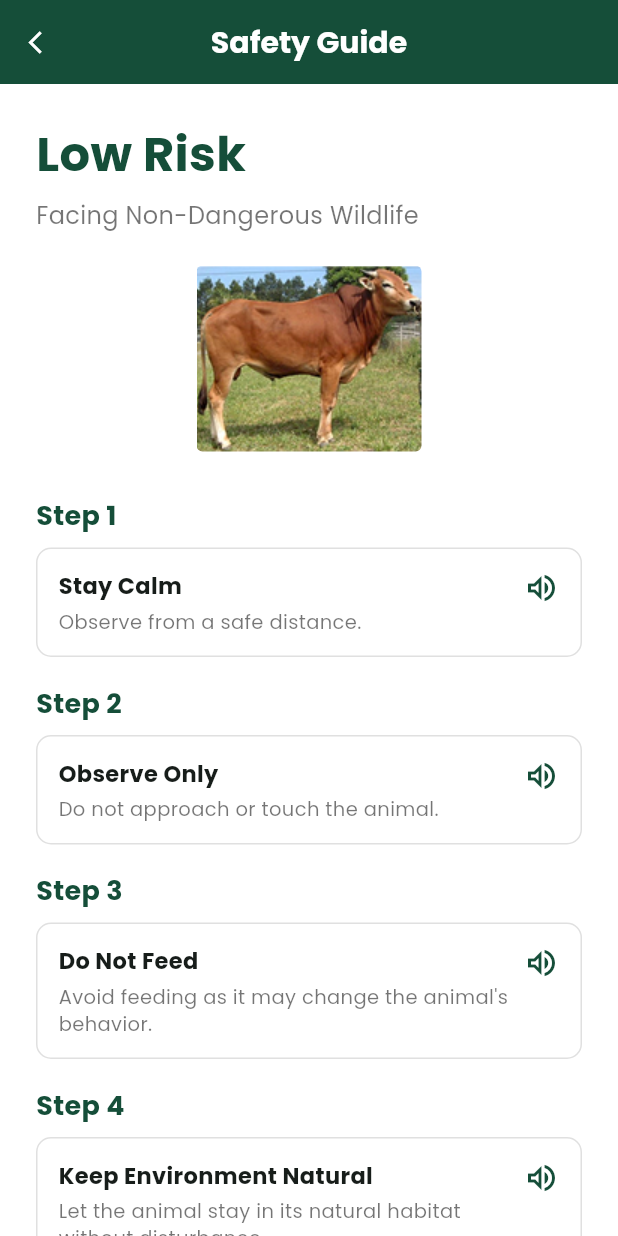
After one commit to RidhoS22/Bhuwana_Guard_Mobile, a Flutter app: the RiskDetailPage screen opened directly, on a phone screen of 412 x 824 dp. The commit adds this screen. Run offline on Flutter 3.47's test engine with Material 3 defaults, Android fonts, the phone set to English and light mode, and no system bars; our stand-ins replace flutter_map, google_maps_flutter, latlong2; network calls fail.

Commit message:
menambahkan page safety guide dan UI

```diff
--- /dev/null
+++ b/lib/features/safety_guide/safety_guide_page.dart
@@ -0,0 +1,525 @@
+import 'package:flutter/material.dart';
+
+class SafetyGuidePage extends StatelessWidget {
+  const SafetyGuidePage({super.key});
+
+  @override
+  Widget build(BuildContext context) {
+    const darkGreen = Color(0xFF154E39);
+
+    return Scaffold(
+      backgroundColor: Colors.white,
+
+      appBar: AppBar(
+        backgroundColor: darkGreen,
+        elevation: 0,
+        centerTitle: true,
+        leading: IconButton(
+          icon: const Icon(
+            Icons.arrow_back_ios,
+            color: Colors.white,
+            size: 18,
+          ),
+          onPressed: () => Navigator.pop(context),
+        ),
+        title: const Text(
+          "Safety Guide",
+          style: TextStyle(
+            fontFamily: 'Poppins',
+            color: Colors.white,
+            fontWeight: FontWeight.w700,
+            fontSize: 20,
+          ),
+        ),
+      ),
+
+      body: ListView(
+        padding: const EdgeInsets.all(20),
+        children: [
+          const Text(
+            "Facing Wildlife",
+            style: TextStyle(
+              fontFamily: 'Poppins',
+              fontWeight: FontWeight.w700,
+              fontSize: 24,
+              color: Colors.black,
+            ),
+          ),
+
+          const SizedBox(height: 25),
+
+          _buildRiskTile(
+            context,
+            title: "Low Risk",
+            subtitle: "Condition : Harmless Animal",
+            page: const LowRiskPage(),
+          ),
+
+          _buildRiskTile(
+            context,
+            title: "Medium Risk",
+            subtitle: "Condition : Animals can attack if threatened",
+            page: const MediumRiskPage(),
+          ),
+
+          _buildRiskTile(
+            context,
+            title: "High Risk",
+            subtitle:
+                "Condition : animals has the potential to cause serious harm",
+            page: const HighRiskPage(),
+          ),
+
+          _buildRiskTile(
+            context,
+            title: "Extreme Risk",
+            subtitle: "Condition : Already attacking",
+            page: const ExtremeRiskPage(),
+          ),
+        ],
+      ),
+    );
+  }
+
+  Widget _buildRiskTile(
+    BuildContext context, {
+    required String title,
+    required String subtitle,
+    required Widget page,
+  }) {
+    return Padding(
+      padding: const EdgeInsets.only(bottom: 18),
+
+      child: InkWell(
+        borderRadius: BorderRadius.circular(14),
+
+        onTap: () {
+          Navigator.push(
+            context,
+            MaterialPageRoute(builder: (_) => page),
+          );
+        },
+
+        child: Container(
+          padding: const EdgeInsets.all(18),
+
+          decoration: BoxDecoration(
+            border: Border.all(color: Colors.grey.shade300),
+            borderRadius: BorderRadius.circular(14),
+          ),
+
+          child: Row(
+            children: [
+              const Icon(Icons.arrow_forward_ios, size: 16),
+
+              const SizedBox(width: 14),
+
+              Expanded(
+                child: Column(
+                  crossAxisAlignment: CrossAxisAlignment.start,
+
+                  children: [
+                    Text(
+                      title,
+                      style: const TextStyle(
+                        fontFamily: 'Poppins',
+                        fontWeight: FontWeight.w700,
+                        fontSize: 18,
+                      ),
+                    ),
+
+                    const SizedBox(height: 4),
+
+                    Text(
+                      subtitle,
+                      style: const TextStyle(
+                        fontFamily: 'Poppins',
+                        fontSize: 13,
+                        color: Colors.grey,
+                        fontWeight: FontWeight.w500,
+                      ),
+                    ),
+                  ],
+                ),
+              ),
+            ],
+          ),
+        ),
+      ),
+    );
+  }
+}
+
+class LowRiskPage extends StatelessWidget {
+  const LowRiskPage({super.key});
+
+  @override
+  Widget build(BuildContext context) {
+    return const RiskDetailPage(
+      title: "Low Risk",
+      subtitle: "Facing Non-Dangerous Wildlife",
+      image: "assets/images/cow.png",
+
+      steps: [
+        {
+          "step": "Step 1",
+          "title": "Stay Calm",
+          "desc": "Observe from a safe distance."
+        },
+        {
+          "step": "Step 2",
+          "title": "Observe Only",
+          "desc": "Do not approach or touch the animal."
+        },
+        {
+          "step": "Step 3",
+          "title": "Do Not Feed",
+          "desc":
+              "Avoid feeding as it may change the animal's behavior."
+        },
+        {
+          "step": "Step 4",
+          "title": "Keep Environment Natural",
+          "desc": "Let the animal stay in its natural habitat without disturbance."
+        },
+      ],
+    );
+  }
+}
+
+class MediumRiskPage extends StatelessWidget {
+  const MediumRiskPage({super.key});
+
+  @override
+  Widget build(BuildContext context) {
+    return const RiskDetailPage(
+      title: "Medium Risk",
+      subtitle: "Facing Potentially Aggressive Wildlife",
+      image: "assets/images/monkey.png",
+
+      steps: [
+        {
+          "step": "Step 1",
+          "title": "Stay Calm",
+          "desc": "Observe from a safe distance."
+        },
+        {
+          "step": "Step 2",
+          "title": "Keep Your Distance",
+          "desc": "Maintain a distance of at least 5 meters."
+        },
+        {
+          "step": "Step 3",
+          "title": "Avoid Eye Contact",
+          "desc":
+              "Do not look directly at the animal and do not make sudden movements."
+        },
+        {
+          "step": "Step 4",
+          "title": "Slowly Move Back",
+          "desc": "Move away slowly without turning your back on the animal."
+        },
+      ],
+    );
+  }
+}
+
+class HighRiskPage extends StatelessWidget {
+  const HighRiskPage({super.key});
+
+  @override
+  Widget build(BuildContext context) {
+    return const RiskDetailPage(
+      title: "High Risk",
+      subtitle: "Facing Dangerous Wildlife",
+      image: "assets/images/tiger.png",
+
+      steps: [
+        {
+          "step": "Step 1",
+          "title": "Stay Calm",
+          "desc": "Observe from a safe distance."
+        },
+        {
+          "step": "Step 2",
+          "title": "Keep Your Distance",
+          "desc": "Be aware of the animal's movement."
+        },
+        {
+          "step": "Step 3",
+          "title": "Find Safe Shelter",
+          "desc":
+              "Move to a secure place (building or vehicle)."
+        },
+        {
+          "step": "Step 4",
+          "title": "Call Authorities",
+          "desc": "Contact wildlife rescue or emergency services immediately"
+        },
+      ],
+    );
+  }
+}
+
+class ExtremeRiskPage extends StatelessWidget {
+  const ExtremeRiskPage({super.key});
+
+  @override
+  Widget build(BuildContext context) {
+    return const RiskDetailPage(
+      title: "Extreme Risk",
+      subtitle: "Critical Wildlife Situation",
+      image: "assets/images/snake.png",
+
+      steps: [
+        {
+          "step": "Step 1",
+          "title": "Stay Calm",
+          "desc": "Observe from a safe distance."
+        },
+        {
+          "step": "Step 2",
+          "title": "Evacuate Immediately",
+          "desc": "Leave the area as quickly as possible."
+        },
+        {
+          "step": "Step 3",
+          "title": "Enter Secure Location",
+          "desc":
+              "Get inside a closed and safe space."
+        },
+        {
+          "step": "Step 4",
+          "title": "Trigger Emergency Call",
+          "desc": "Contact wildlife rescue or emergency services immediately"
+        },
+      ],
+    );
+  }
+}
+
+class RiskDetailPage extends StatelessWidget {
+  final String title;
+  final String subtitle;
+  final String image;
+  final List<Map<String, String>> steps;
+
+  const RiskDetailPage({
+    super.key,
+    required this.title,
+    required this.subtitle,
+    required this.image,
+    required this.steps,
+  });
+
+  @override
+  Widget build(BuildContext context) {
+    const darkGreen = Color(0xFF154E39);
+
+    return Scaffold(
+      backgroundColor: Colors.white,
+
+      appBar: AppBar(
+        backgroundColor: darkGreen,
+        elevation: 0,
+        centerTitle: true,
+        leading: IconButton(
+          icon: const Icon(
+            Icons.arrow_back_ios,
+            color: Colors.white,
+            size: 18,
+          ),
+          onPressed: () => Navigator.pop(context),
+        ),
+        title: const Text(
+          "Safety Guide",
+          style: TextStyle(
+            fontFamily: 'Poppins',
+            color: Colors.white,
+            fontWeight: FontWeight.w700,
+            fontSize: 20,
+          ),
+        ),
+      ),
+
+      body: SingleChildScrollView(
+        child: Padding(
+          padding: const EdgeInsets.symmetric(
+            horizontal: 24,
+            vertical: 24,
+          ),
+
+          child: Column(
+            crossAxisAlignment: CrossAxisAlignment.start,
+
+            children: [
+              Text(
+                title,
+                style: const TextStyle(
+                  fontFamily: 'Poppins',
+                  fontSize: 32,
+                  fontWeight: FontWeight.w700,
+                  color: darkGreen,
+                ),
+              ),
+
+              const SizedBox(height: 6),
+
+              Text(
+                subtitle,
+                style: const TextStyle(
+                  fontFamily: 'Poppins',
+                  fontSize: 16,
+                  color: Colors.black54,
+                  fontWeight: FontWeight.w500,
+                ),
+              ),
+
+              const SizedBox(height: 22),
+
+              Center(
+                child: ClipRRect(
+                  borderRadius: BorderRadius.circular(4),
+                  child: Image.asset(
+                    image,
+                    width: image.contains('cow') ? 150 : 149,
+                    height: image.contains('cow') ? 124 : 121,
+                    fit: BoxFit.cover,
+                  ),
+                ),
+              ),
+
+              const SizedBox(height: 30),
+
+              ...steps.map(
+                (step) => _buildStepCard(
+                  step["step"]!,
+                  step["title"]!,
+                  step["desc"]!,
+                ),
+              ),
+
+              const SizedBox(height: 24),
+
+              Center(
+                child: SizedBox(
+                  width: 220,
+                  height: 50,
+
+                  child: ElevatedButton(
+                    onPressed: () {},
+
+                    style: ElevatedButton.styleFrom(
+                      backgroundColor: Colors.red,
+                      elevation: 0,
+
+                      shape: RoundedRectangleBorder(
+                        borderRadius: BorderRadius.circular(10),
+                      ),
+                    ),
+
+                    child: const Text(
+                      "Emergency Contact",
+                      style: TextStyle(
+                        fontFamily: 'Poppins',
+                        color: Colors.white,
+                        fontWeight: FontWeight.w700,
+                        fontSize: 15,
+                      ),
+                    ),
+                  ),
+                ),
+              ),
+            ],
+          ),
+        ),
+      ),
+    );
+  }
+
+  Widget _buildStepCard(
+    String step,
+    String title,
+    String description,
+  ) {
+    return Padding(
+      padding: const EdgeInsets.only(bottom: 18),
+
+      child: Column(
+        crossAxisAlignment: CrossAxisAlignment.start,
+
+        children: [
+          Text(
+            step,
+            style: const TextStyle(
+              fontFamily: 'Poppins',
+              fontWeight: FontWeight.w700,
+              fontSize: 18,
+              color: Color(0xFF154E39),
+            ),
+          ),
+
+          const SizedBox(height: 8),
+
+          Container(
+            padding: const EdgeInsets.all(14),
+
+            decoration: BoxDecoration(
+              border: Border.all(
+                color: Colors.grey.shade300,
+              ),
+
+              borderRadius: BorderRadius.circular(10),
+            ),
+
+            child: Row(
+              crossAxisAlignment: CrossAxisAlignment.start,
+
+              children: [
+                Expanded(
+                  child: Column(
+                    crossAxisAlignment:
+                        CrossAxisAlignment.start,
+
+                    children: [
+                      Text(
+                        title,
+                        style: const TextStyle(
+                          fontFamily: 'Poppins',
+                          fontWeight: FontWeight.w700,
+                          fontSize: 15,
+                        ),
+                      ),
+
+                      if (description.isNotEmpty) ...[
+                        const SizedBox(height: 4),
+
+                        Text(
+                          description,
+                          style: const TextStyle(
+                            fontFamily: 'Poppins',
+                            fontSize: 13,
+                            color: Colors.black54,
+                            height: 1.4,
+                            fontWeight: FontWeight.w500,
+                          ),
+                        ),
+                      ],
+                    ],
+                  ),
+                ),
+
+                const SizedBox(width: 10),
+
+                const Icon(
+                  Icons.volume_up_outlined,
+                  color: Color(0xFF154E39),
+                ),
+              ],
+            ),
+          ),
+        ],
+      ),
+    );
+  }
+}
```
Also changed, not shown: lib/features/home/home_page.dart (+64 -14 lines), assets/images/cow.png (added), assets/images/monkey.png (added), assets/images/snake.png (added), assets/images/tiger.png (added).
